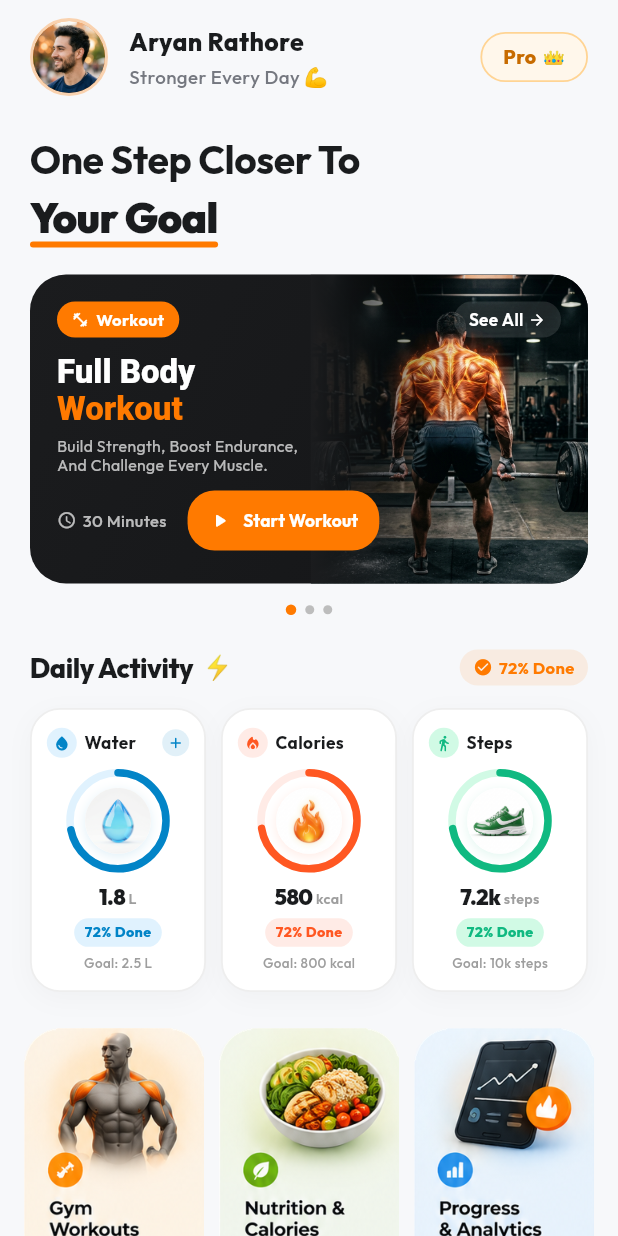
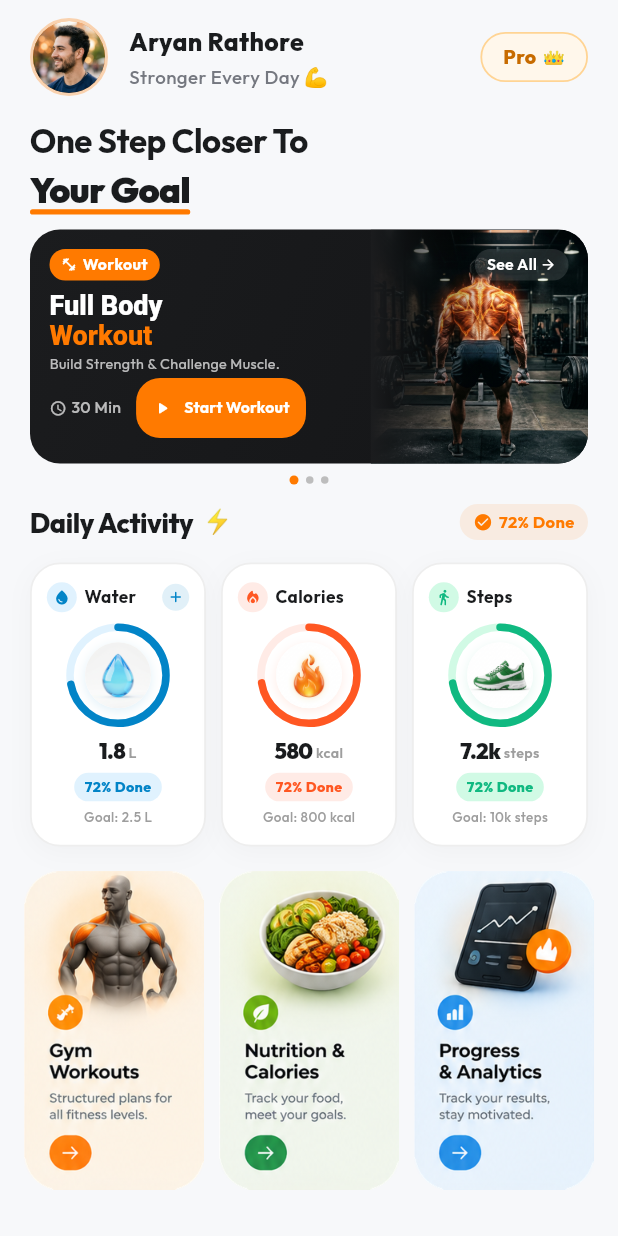
Before and after one commit to Ibrahim-pti/gym-bilal, a Flutter app: the HomeScreen screen opened directly, on a phone screen of 412 x 824 dp. Run offline on Flutter 3.47's test engine with Material 3 defaults, Android fonts, the phone set to English and light mode, and no system bars; our stand-ins replace google_fonts.

Commit message:
style: make home screen header and featured card more compact and sleek

```diff
--- a/lib/screens/home_screen.dart
+++ b/lib/screens/home_screen.dart
@@ -214,7 +214,7 @@ class _HomeScreenState extends State<HomeScreen> {
                 ),
               ),
 
-              const SizedBox(height: 24),
+              const SizedBox(height: 14),
 
               // 2. Headline with orange underline brush
               Padding(
@@ -225,7 +225,7 @@ class _HomeScreenState extends State<HomeScreen> {
                     const Text(
                       'One Step Closer To',
                       style: TextStyle(
-                        fontSize: 26,
+                        fontSize: 22,
                         fontWeight: FontWeight.w700,
                         color: AppColors.lightTextPrimary,
                         letterSpacing: -0.3,
@@ -236,7 +236,7 @@ class _HomeScreenState extends State<HomeScreen> {
                         const Text(
                           'Your Goal',
                           style: TextStyle(
-                            fontSize: 28,
+                            fontSize: 24,
                             fontWeight: FontWeight.w900,
                             color: AppColors.lightTextPrimary,
                             letterSpacing: -0.5,
@@ -248,7 +248,7 @@ class _HomeScreenState extends State<HomeScreen> {
                           right: 0,
                           bottom: 0,
                           child: Container(
-                            height: 4,
+                            height: 3.5,
                             decoration: BoxDecoration(
                               color: AppColors.primary,
                               borderRadius: BorderRadius.circular(3),
@@ -261,15 +261,15 @@ class _HomeScreenState extends State<HomeScreen> {
                 ),
               ),
 
-              const SizedBox(height: 18),
-
-              // Featured Card: Full Body Workout
+              const SizedBox(height: 10),
+
+              // Featured Card: Full Body Workout (Compact & Sleek)
               Padding(
                 padding: const EdgeInsets.symmetric(horizontal: 20),
                 child: Container(
-                  height: 206,
+                  height: 156,
                   decoration: BoxDecoration(
-                    borderRadius: BorderRadius.circular(24),
+                    borderRadius: BorderRadius.circular(20),
                     gradient: const LinearGradient(
                       colors: [Color(0xFF1B1C1E), Color(0xFF141517)],
                       begin: Alignment.topLeft,
@@ -283,11 +283,11 @@ class _HomeScreenState extends State<HomeScreen> {
                         right: 0,
                         top: 0,
                         bottom: 0,
-                        width: 185,
+                        width: 145,
                         child: ClipRRect(
                           borderRadius: const BorderRadius.only(
-                            topRight: Radius.circular(24),
-                            bottomRight: Radius.circular(24),
+                            topRight: Radius.circular(20),
+                            bottomRight: Radius.circular(20),
                           ),
                           child: Stack(
                             fit: StackFit.expand,
@@ -318,7 +318,7 @@ class _HomeScreenState extends State<HomeScreen> {
 
                       // Card Content
                       Padding(
-                        padding: const EdgeInsets.all(18),
+                        padding: const EdgeInsets.all(13),
                         child: Column(
                           crossAxisAlignment: CrossAxisAlignment.start,
                           children: [
@@ -328,27 +328,27 @@ class _HomeScreenState extends State<HomeScreen> {
                               children: [
                                 Container(
                                   padding: const EdgeInsets.symmetric(
-                                    horizontal: 10,
-                                    vertical: 4,
+                                    horizontal: 8,
+                                    vertical: 3,
                                   ),
                                   decoration: BoxDecoration(
                                     color: AppColors.primary,
-                                    borderRadius: BorderRadius.circular(20),
+                                    borderRadius: BorderRadius.circular(16),
                                   ),
                                   child: const Row(
                                     mainAxisSize: MainAxisSize.min,
                                     children: [
                                       Icon(
                                         Icons.fitness_center,
-                                        size: 11,
+                                        size: 10,
                                         color: Colors.white,
                                       ),
-                                      SizedBox(width: 5),
+                                      SizedBox(width: 4),
                                       Text(
                                         'Workout',
                                         style: TextStyle(
                                           color: Colors.white,
-                                          fontSize: 11,
+                                          fontSize: 10.5,
                                           fontWeight: FontWeight.bold,
                                         ),
                                       ),
@@ -361,12 +361,12 @@ class _HomeScreenState extends State<HomeScreen> {
                                   },
                                   child: Container(
                                     padding: const EdgeInsets.symmetric(
-                                      horizontal: 10,
-                                      vertical: 4,
+                                      horizontal: 8,
+                                      vertical: 3,
                                     ),
                                     decoration: BoxDecoration(
                                       color: Colors.white.withValues(alpha: 0.12),
-                                      borderRadius: BorderRadius.circular(20),
+                                      borderRadius: BorderRadius.circular(16),
                                     ),
                                     child: const Row(
                                       mainAxisSize: MainAxisSize.min,
@@ -375,14 +375,14 @@ class _HomeScreenState extends State<HomeScreen> {
                                           'See All',
                                           style: TextStyle(
                                             color: Colors.white,
-                                            fontSize: 11.5,
+                                            fontSize: 10.5,
                                             fontWeight: FontWeight.w600,
                                           ),
                                         ),
-                                        SizedBox(width: 3),
+                                        SizedBox(width: 2),
                                         Icon(
                                           Icons.arrow_forward_rounded,
-                                          size: 12,
+                                          size: 11,
                                           color: Colors.white,
                                         ),
                                       ],
@@ -391,7 +391,7 @@ class _HomeScreenState extends State<HomeScreen> {
                                 ),
                               ],
                             ),
-                            const SizedBox(height: 10),
+                            const SizedBox(height: 7),
 
                             // Card Title with Orange Highlight
                             RichText(
@@ -401,32 +401,32 @@ class _HomeScreenState extends State<HomeScreen> {
                                     text: 'Full Body\n',
                                     style: TextStyle(
                                       color: Colors.white,
-                                      fontSize: 22,
+                                      fontSize: 18,
                                       fontWeight: FontWeight.w800,
-                                      height: 1.15,
+                                      height: 1.1,
                                     ),
                                   ),
                                   TextSpan(
                                     text: 'Workout',
                                     style: TextStyle(
                                       color: AppColors.primary,
-                                      fontSize: 22,
+                                      fontSize: 18,
                                       fontWeight: FontWeight.w800,
-                                      height: 1.15,
+                                      height: 1.1,
                                     ),
                                   ),
                                 ],
                               ),
                             ),
-                            const SizedBox(height: 6),
+                            const SizedBox(height: 3),
 
                             // Subtitle description
                             Text(
-                              'Build Strength, Boost Endurance,\nAnd Challenge Every Muscle.',
+                              'Build Strength & Challenge Muscle.',
                               style: TextStyle(
                                 color: Colors.white.withValues(alpha: 0.7),
-                                fontSize: 10.5,
-                                height: 1.25,
+                                fontSize: 9.5,
+                                height: 1.15,
                               ),
                             ),
                             const Spacer(),
@@ -436,19 +436,19 @@ class _HomeScreenState extends State<HomeScreen> {
                               children: [
                                 const Icon(
                                   Icons.access_time_rounded,
-                                  size: 13,
+                                  size: 11.5,
                                   color: Colors.white70,
                                 ),
-                                const SizedBox(width: 4),
+                                const SizedBox(width: 3),
                                 const Text(
-                                  '30 Minutes',
+                                  '30 Min',
                                   style: TextStyle(
                                     color: Colors.white70,
-                                    fontSize: 11,
+                                    fontSize: 10.5,
                                     fontWeight: FontWeight.w500,
                                   ),
                                 ),
-                                const SizedBox(width: 14),
+                                const SizedBox(width: 10),
                                 ElevatedButton.icon(
                                   onPressed: () {
                                     widget.onNavigateTab?.call(2);
@@ -458,21 +458,21 @@ class _HomeScreenState extends State<HomeScreen> {
                                     foregroundColor: Colors.white,
                                     elevation: 0,
                                     padding: const EdgeInsets.symmetric(
-                                      horizontal: 14,
-                                      vertical: 7,
+                                      horizontal: 11,
+                                      vertical: 5,
                                     ),
                                     shape: RoundedRectangleBorder(
-                                      borderRadius: BorderRadius.circular(18),
+                                      borderRadius: BorderRadius.circular(16),
                                     ),
                                   ),
                                   icon: const Icon(
                                     Icons.play_arrow_rounded,
-                                    size: 15,
+                                    size: 13,
                                   ),
                                   label: const Text(
                                     'Start Workout',
                                     style: TextStyle(
-                                      fontSize: 11.5,
+                                      fontSize: 10.5,
                                       fontWeight: FontWeight.bold,
                                     ),
                                   ),
@@ -487,33 +487,33 @@ class _HomeScreenState extends State<HomeScreen> {
                 ),
               ),
 
-              const SizedBox(height: 14),
+              const SizedBox(height: 8),
 
               // Carousel Dots under Featured Card
               Row(
                 mainAxisAlignment: MainAxisAlignment.center,
                 children: [
                   Container(
-                    width: 7,
-                    height: 7,
+                    width: 6,
+                    height: 6,
                     decoration: const BoxDecoration(
                       color: AppColors.primary,
                       shape: BoxShape.circle,
                     ),
                   ),
-                  const SizedBox(width: 6),
+                  const SizedBox(width: 5),
                   Container(
-                    width: 6,
-                    height: 6,
+                    width: 5,
+                    height: 5,
                     decoration: BoxDecoration(
                       color: Colors.grey.shade400,
                       shape: BoxShape.circle,
                     ),
                   ),
-                  const SizedBox(width: 6),
+                  const SizedBox(width: 5),
                   Container(
-                    width: 6,
-                    height: 6,
+                    width: 5,
+                    height: 5,
                     decoration: BoxDecoration(
                       color: Colors.grey.shade400,
                       shape: BoxShape.circle,
@@ -522,14 +522,14 @@ class _HomeScreenState extends State<HomeScreen> {
                 ],
               ),
 
-              const SizedBox(height: 22),
+              const SizedBox(height: 12),
 
               // ==========================================
               // Daily Activity Rings Section ⚡ (Water, Calories, Steps)
               // ==========================================
               _buildDailyActivitySection(),
 
-              const SizedBox(height: 24),
+              const SizedBox(height: 16),
 
               // 3 Quick Action Cards: Gym Workouts, Nutrition & Calories, Progress & Analytics
               Padding(
```
